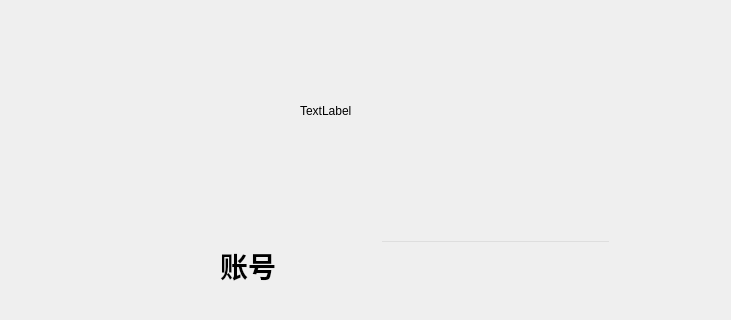
This is dependencies/window_ui/login.ui in zrrraa/X-Focus as Qt 5 draws it before an edit; both pictures show x 140 to 871 and y 0 to 320 of the 1200 by 800 pixel window. The edited form follows.
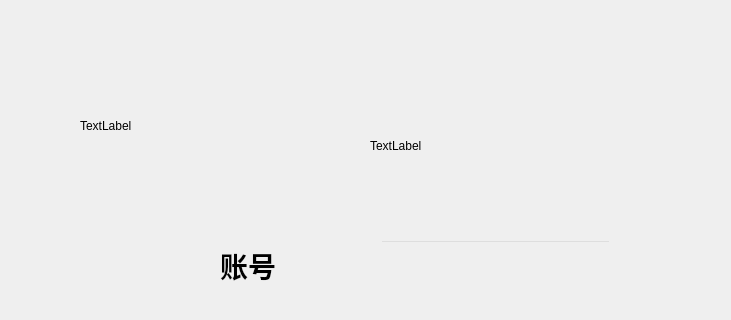
This is the edited form. Icons and pictures are not drawn.

What changed in the file:
```diff
--- a/dependencies/window_ui/login.ui
+++ b/dependencies/window_ui/login.ui
@@ -167,10 +167,23 @@
   <widget class="QLabel" name="label_3">
    <property name="geometry">
     <rect>
-     <x>440</x>
-     <y>30</y>
-     <width>261</width>
-     <height>161</height>
+     <x>220</x>
+     <y>60</y>
+     <width>221</width>
+     <height>131</height>
+    </rect>
+   </property>
+   <property name="text">
+    <string>TextLabel</string>
+   </property>
+  </widget>
+  <widget class="QLabel" name="label_4">
+   <property name="geometry">
+    <rect>
+     <x>510</x>
+     <y>100</y>
+     <width>281</width>
+     <height>91</height>
     </rect>
    </property>
    <property name="text">
```
Left out of the diff: 7 changed lines with no effect on the pictures.
